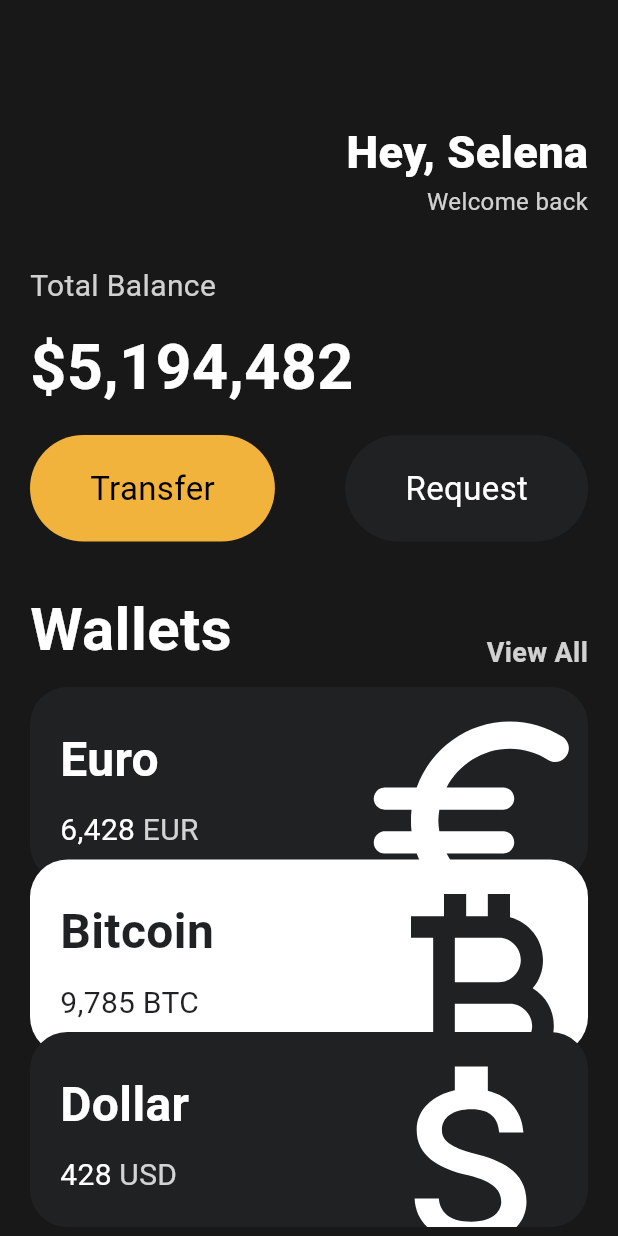
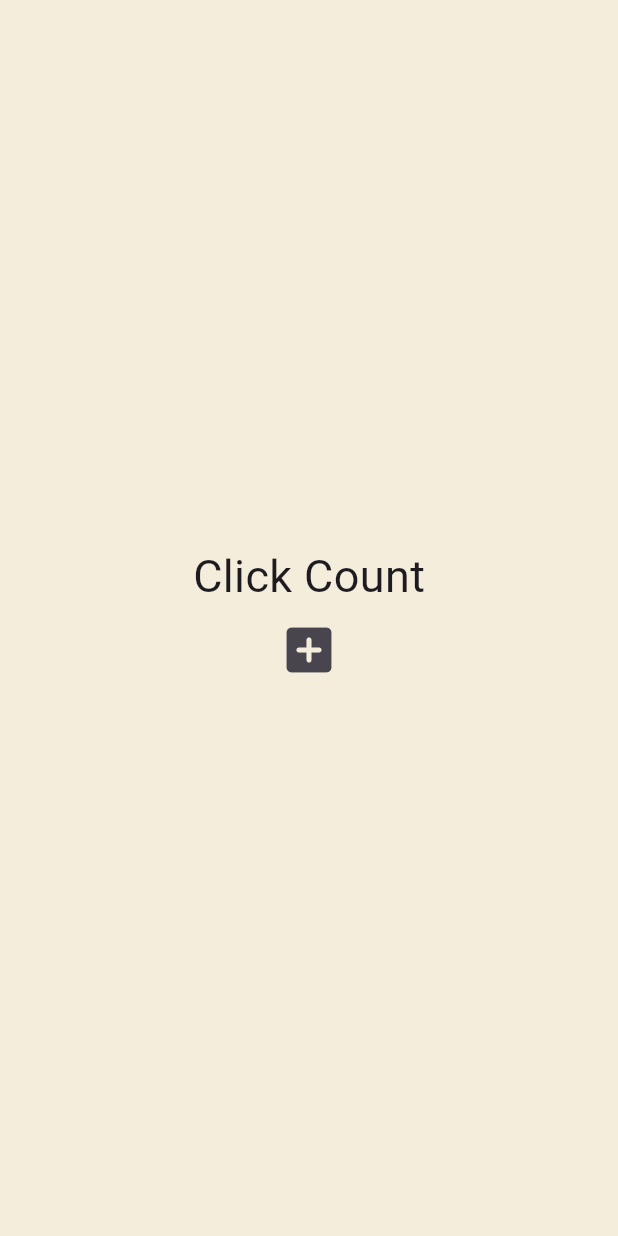
Before and after one commit to 42jasuh/toonflix, a Flutter app: the screen it shows after launch, on a phone screen of 412 x 824 dp. Run offline on Flutter 3.47's test engine with Material 3 defaults, Android fonts, the phone set to English and light mode, and no system bars.

```diff
--- a/lib/main.dart
+++ b/lib/main.dart
@@ -3,18 +3,51 @@ import 'package:toonflix/widgets/button.dart';
 import 'package:toonflix/widgets/currency_card.dart';
 
 void main() {
-  runApp(App());
+  runApp(App2());
 }
 
-class App extends StatefulWidget {
-  const App({super.key});
+class App2 extends StatefulWidget {
+  const App2({super.key});
 
   @override
-  State<App> createState() => _AppState();
+  State<App2> createState() => _AppState();
 }
 
-class _AppState extends State<App> {
-  int counter = 0;
+class _AppState extends State<App2> {
+  List<int> numbers = [];
+
+  void onClicked() {
+    setState(() {
+      numbers.add(numbers.length);
+    });
+  }
+
+  @override
+  Widget build(BuildContext context) {
+    return MaterialApp(
+      home: Scaffold(
+        backgroundColor: const Color(0xFFF4EDDB),
+        body: Center(
+          child: Column(
+            mainAxisAlignment: MainAxisAlignment.center,
+            children: [
+              Text('Click Count', style: TextStyle(fontSize: 30)),
+              for (var n in numbers) Text('$n'),
+              IconButton(
+                iconSize: 40,
+                onPressed: onClicked,
+                icon: Icon(Icons.add_box_rounded),
+              ),
+            ],
+          ),
+        ),
+      ),
+    );
+  }
+}
+
+class App extends StatelessWidget {
+  const App({super.key});
 
   @override
   Widget build(BuildContext context) {
```
